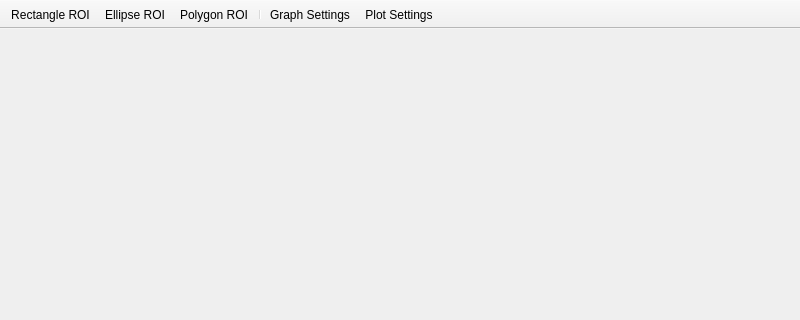
First picture: the form in pyfocal/ui/qt/uic/source/plotsubwindow.ui, repository astropy/specutils, before the edit; both pictures show x 0 to 800 and y 0 to 320 of the 800 by 600 pixel window.
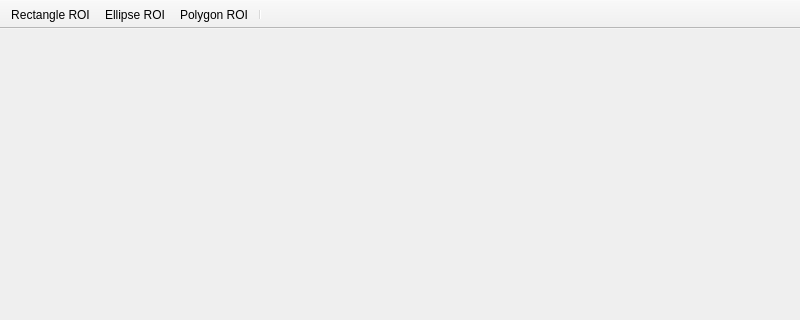
Second picture: the form after the edit. Icons and pictures are not drawn.

```diff
--- a/pyfocal/ui/qt/uic/source/plotsubwindow.ui
+++ b/pyfocal/ui/qt/uic/source/plotsubwindow.ui
@@ -40,8 +40,6 @@
    <addaction name="actionInsert_Elliptical_ROI"/>
    <addaction name="actionPolygon_ROI"/>
    <addaction name="separator"/>
-   <addaction name="actionGraph_Settings"/>
-   <addaction name="actionPlot_Settings"/>
   </widget>
   <action name="actionInsert_ROI">
    <property name="icon">
```
